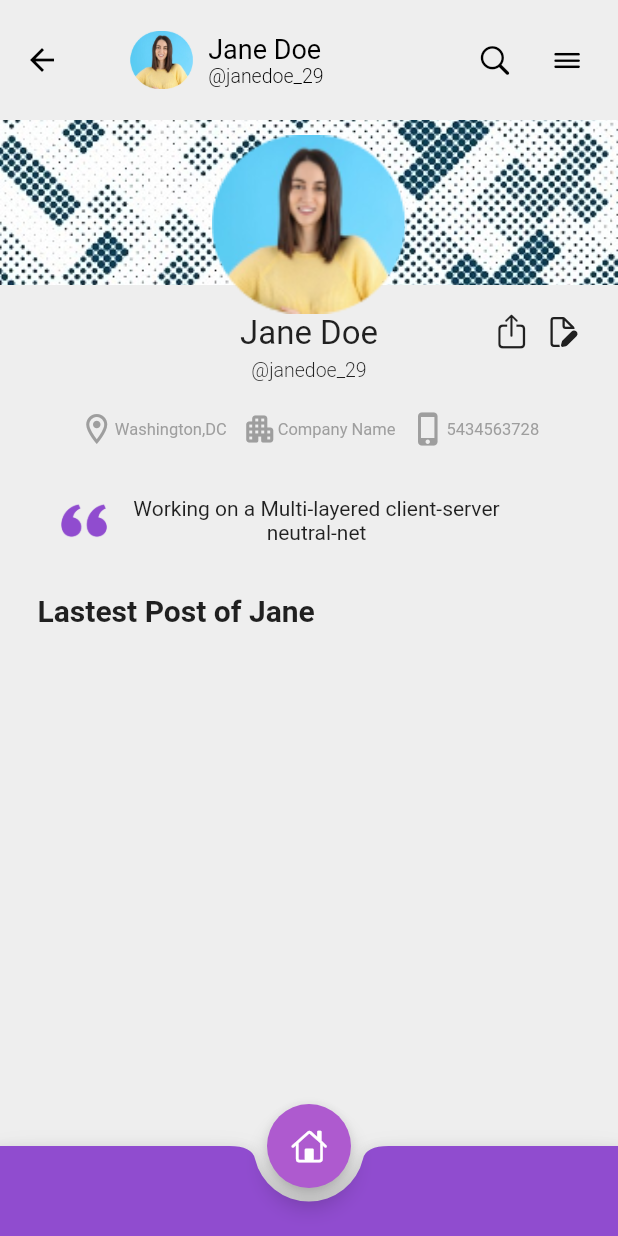
After one commit to Tyraelgallen/Odev.tech-Test, a Flutter app: the ProfileScreen screen opened by its route, on a phone screen of 412 x 824 dp. The commit adds this screen. Run offline on Flutter 3.47's test engine with Material 2 defaults, Android fonts, the light colour scheme and no system bars; our stand-ins replace bloc, fluentui_icons, flutter_bloc, shared_preferences, sqflite; accounts and stored records are empty.

Commit message:
design profile page

```diff
--- a/lib/main.dart
+++ b/lib/main.dart
@@ -6,6 +6,7 @@ import 'package:odev_test/logic/cubit/db_crud_cubit.dart';
 import 'package:odev_test/logic/cubit/user_change_cubit.dart';
 
 import 'package:odev_test/presentation/screens/home_screen.dart';
+import 'package:odev_test/presentation/screens/profile_screen.dart';
 import 'package:odev_test/presentation/screens/publish_screen.dart';
 
 void main() async {
@@ -32,6 +33,7 @@ class MyApp extends StatelessWidget {
         routes: {
           "home": (context) => const HomeScreen(),
           "publish": (context) => const PublishScreen(),
+          "profile": (context) => const ProfileScreen(),
         },
         theme: ThemeData(primarySwatch: Colors.purple),
       ),
--- a/lib/presentation/screens/home_screen.dart
+++ b/lib/presentation/screens/home_screen.dart
@@ -31,8 +31,11 @@ class _HomeScreenState extends State<HomeScreen> {
       backgroundColor: Colors.grey[200],
       appBar: PreferredSize(
           preferredSize: const Size.fromHeight(140),
-          child: CustomAppBar(
-            scrollController: scrollController,
+          child: GestureDetector(
+            onTap: () => Navigator.pushReplacementNamed(context, "profile"),
+            child: CustomAppBar(
+              scrollController: scrollController,
+            ),
           )),
       body: SingleChildScrollView(
         controller: scrollController,
--- /dev/null
+++ b/lib/presentation/screens/profile_screen.dart
@@ -0,0 +1,213 @@
+// ignore_for_file: use_build_context_synchronously
+
+import 'package:flutter/material.dart';
+import 'package:flutter/scheduler.dart';
+import 'package:flutter_bloc/flutter_bloc.dart';
+
+import 'package:odev_test/data/models/post_model.dart';
+import 'package:odev_test/data/preferences/prefs_user.dart';
+import 'package:odev_test/logic/cubit/db_crud_cubit.dart';
+import 'package:odev_test/logic/cubit/user_change_cubit.dart';
+
+import 'package:odev_test/presentation/styles/styles.dart';
+import 'package:odev_test/presentation/widgets/appbar.dart';
+import 'package:odev_test/presentation/widgets/button_navigator.dart';
+import 'package:odev_test/presentation/widgets/custom_button.dart';
+import 'package:odev_test/presentation/widgets/popupmenu.dart';
+
+class ProfileScreen extends StatefulWidget {
+  const ProfileScreen({super.key});
+
+  @override
+  State<ProfileScreen> createState() => _ProfileScreenState();
+}
+
+class _ProfileScreenState extends State<ProfileScreen> {
+  bool isReadyToDraw = false;
+  String textfield = "";
+
+  @override
+  void initState() {
+    super.initState();
+
+    SchedulerBinding.instance.endOfFrame.then(
+      (_) {
+        if (mounted) {
+          Future.delayed(const Duration(milliseconds: 100)).then((v) {
+            setState(() {
+              isReadyToDraw = true;
+            });
+          });
+        }
+      },
+    );
+  }
+
+  @override
+  Widget build(BuildContext context) {
+    final size = MediaQuery.of(context).size;
+    return Scaffold(
+      backgroundColor: Colors.grey[200],
+      appBar: AppBar(
+        toolbarHeight: 80,
+        backgroundColor: Colors.transparent,
+        shadowColor: Colors.transparent,
+        foregroundColor: Colors.black,
+        elevation: 0,
+        title: BlocBuilder<UserChangeCubit, UserChangeState>(
+          builder: (context, state) {
+            return UserInfo(
+              date: PrefsUser.tag,
+              name: PrefsUser.name,
+            );
+          },
+        ),
+        actions: [
+          IconButton(onPressed: () {}, icon: Styles.searchIcon),
+          const Popup(),
+          const SizedBox(width: 10),
+        ],
+      ),
+      body: SingleChildScrollView(
+        child: Column(
+          children: [
+            Stack(
+              children: [
+                Image.asset(
+                  "assets/back3small.jpg",
+                  width: double.infinity,
+                  height: 110,
+                  fit: BoxFit.cover,
+                ),
+                Container(
+                  padding: const EdgeInsets.only(top: 10),
+                  child: Align(
+                    alignment: Alignment.bottomCenter,
+                    child: Image.asset(
+                      "assets/${PrefsUser.name}.png",
+                      width: 130,
+                      fit: BoxFit.cover,
+                    ),
+                  ),
+                )
+              ],
+            ),
+            Stack(
+              children: [
+                Row(
+                  mainAxisAlignment: MainAxisAlignment.end,
+                  children: [
+                    Styles.shareIcon2,
+                    const SizedBox(width: 10),
+                    Styles.editIcon,
+                    const SizedBox(width: 25),
+                  ],
+                ),
+                Align(
+                  alignment: Alignment.center,
+                  child: Text(
+                    PrefsUser.name,
+                    style: const TextStyle(
+                        fontSize: 22, fontWeight: FontWeight.w400),
+                  ),
+                ),
+                Align(
+                  alignment: Alignment.center,
+                  child: Container(
+                    padding: const EdgeInsets.only(top: 30),
+                    child: Text(
+                      PrefsUser.tag,
+                      style: const TextStyle(
+                          fontSize: 13, fontWeight: FontWeight.w300),
+                    ),
+                  ),
+                ),
+              ],
+            ),
+            Padding(
+              padding: const EdgeInsets.only(top: 20, bottom: 30),
+              child: Row(
+                mainAxisAlignment: MainAxisAlignment.center,
+                children: [
+                  Styles.location,
+                  Text(
+                    "Washington,DC",
+                    style: Styles.profiledescript,
+                  ),
+                  const SizedBox(
+                    width: 10,
+                  ),
+                  Styles.company,
+                  Text(
+                    "Company Name",
+                    style: Styles.profiledescript,
+                  ),
+                  const SizedBox(
+                    width: 10,
+                  ),
+                  Styles.cellphone,
+                  Text(
+                    "5434563728",
+                    style: Styles.profiledescript,
+                  ),
+                ],
+              ),
+            ),
+            Row(
+              mainAxisAlignment: MainAxisAlignment.center,
+              children: [
+                // Styles.quotes,
+                // Styles.quotes2,
+                Image.asset(
+                  "assets/quotes.png",
+                  width: 60,
+                  color: Styles.primaryColor,
+                ),
+                const SizedBox(
+                    width: 250,
+                    child: Text(
+                      "Working on a Multi-layered client-server neutral-net",
+                      textAlign: TextAlign.center,
+                    )),
+                const SizedBox(
+                  width: 50,
+                ),
+              ],
+            ),
+            Padding(
+              padding: const EdgeInsets.only(left: 25, right: 15, top: 30),
+              child: Row(
+                mainAxisAlignment: MainAxisAlignment.spaceBetween,
+                children: [
+                  Text(
+                    "Lastest Post of ${PrefsUser.name.split(" ")[0]}",
+                    style: const TextStyle(
+                        fontSize: 20, fontWeight: FontWeight.w700),
+                  ),
+                ],
+              ),
+            ),
+          ],
+        ),
+      ),
+      floatingActionButtonLocation: FloatingActionButtonLocation.centerDocked,
+      floatingActionButton: const ButtonNavigator(
+        navigate: "home",
+      ),
+      bottomNavigationBar: isReadyToDraw
+          ? BottomAppBar(
+              color: Styles.primaryColor,
+              shape: const CircularNotchedRectangle(),
+              child: const Padding(
+                padding: EdgeInsets.all(30),
+              ),
+            )
+          : BottomAppBar(
+              color: Styles.primaryColor,
+              child: const Padding(
+                padding: EdgeInsets.all(30),
+              ),
+            ),
+    );
+  }
+}
--- a/lib/presentation/styles/styles.dart
+++ b/lib/presentation/styles/styles.dart
@@ -11,6 +11,9 @@ class Styles {
 
   static TextStyle interactbuttons =
       const TextStyle(fontSize: 12, color: Colors.grey);
+
+  static TextStyle profiledescript =
+      const TextStyle(fontSize: 11, color: Colors.grey);
 
   static Icon editIcon =
       const Icon(FluentSystemIcons.ic_fluent_document_edit_regular);
@@ -27,6 +30,8 @@ class Styles {
   static Icon shareIcon =
       const Icon(CupertinoIcons.share_solid, color: Colors.grey);
 
+  static Icon shareIcon2 = const Icon(CupertinoIcons.share);
+
   static Icon searchIcon = const Icon(CupertinoIcons.search);
   static Icon emojiIcon = const Icon(Icons.add_reaction_outlined);
 
@@ -37,4 +42,9 @@ class Styles {
   static Icon addIcon = const Icon(CupertinoIcons.add);
 
   static Icon barsIcon = const Icon(CupertinoIcons.bars);
+
+  static Icon location =
+      const Icon(Icons.location_on_outlined, color: Colors.grey);
+  static Icon company = const Icon(Icons.apartment_rounded, color: Colors.grey);
+  static Icon cellphone = const Icon(Icons.phone_iphone, color: Colors.grey);
 }
--- a/lib/presentation/widgets/appbar.dart
+++ b/lib/presentation/widgets/appbar.dart
@@ -89,7 +89,12 @@ class UserInfo extends StatelessWidget {
           SizedBox(
             width: size.width * 0.15,
             child: CircleAvatar(
-              child: Image.asset("assets/$name.png"),
+              backgroundColor: Colors.transparent,
+              child: Image.asset(
+                "assets/$name.png",
+                width: 42,
+                fit: BoxFit.cover,
+              ),
             ),
           ),
           Column(
```
Also changed, not shown: assets/David Smith.png, assets/Jane Doe.png, assets/John Doe.png, assets/back3small.jpg (added), assets/quotes.png (added).
